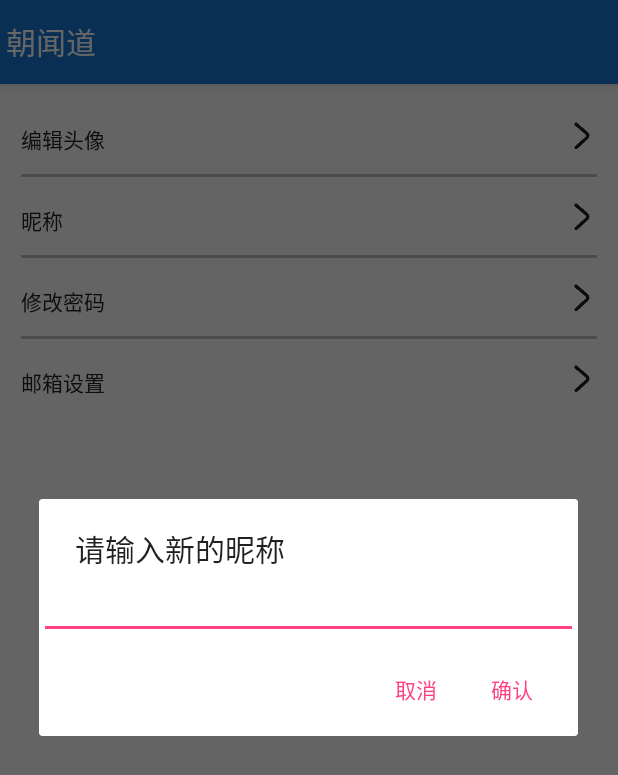
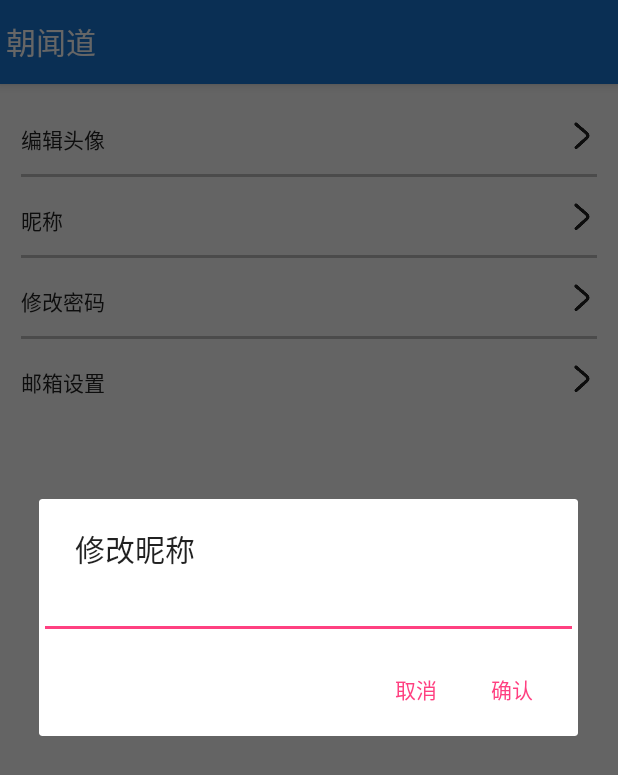
Before and after one commit to yuyuyuhaoshi/Android-Community, an Android app: the MyInfoActivity screen opened directly, with no data from a screen before it, after a tap on "昵称", on a phone screen of 412 x 824 dp. Shown: the top 775 px of the screen. Run offline under Robolectric (Android 15) with nearby library versions, the light colour scheme and no system bars; our stand-ins replace CircleImageView; libraries missing offline, so code that uses them is left out: com.zhy.http; pictures from the network do not load; 1 statement that could not run was skipped.

Commit message:
完成密码修改

```diff
--- a/app/src/main/java/com/yhslib/android/activity/MyInfoActivity.java
+++ b/app/src/main/java/com/yhslib/android/activity/MyInfoActivity.java
@@ -5,6 +5,7 @@ import android.content.DialogInterface;
 import android.content.Intent;
 import android.os.Bundle;
 import android.util.Log;
+import android.view.LayoutInflater;
 import android.view.View;
 import android.widget.EditText;
 import android.widget.ImageView;
@@ -20,6 +21,10 @@ import com.yhslib.android.util.MugshotUrl;
 import com.zhy.http.okhttp.OkHttpUtils;
 import com.zhy.http.okhttp.callback.StringCallback;
 
+import org.json.JSONException;
+import org.json.JSONObject;
+
+import java.util.ArrayList;
 import java.util.HashMap;
 
 import okhttp3.Call;
@@ -34,10 +39,9 @@ public class MyInfoActivity extends BaseActivity {
     private String nickname;
     private String mugshot_url;
 
-    private EditText edit;
-    private AlertDialog.Builder builder;
-    private LinearLayout changeNicknameLayout;
-    private AlertDialog changeNicknameDialog;
+    private AlertDialog.Builder changeNicknameDialogBuilder, changePasswordDialogBuilder;
+    private LinearLayout changeNicknameLayout, changePasswordLayout;
+    private AlertDialog changeNicknameDialog, changePasswordDialog;
     private TextView nicknameTxt;
     private ImageView myViaImage;
 
@@ -65,6 +69,7 @@ public class MyInfoActivity extends BaseActivity {
     @Override
     protected void findView() {
         changeNicknameLayout = findViewById(R.id.my_info_change_nickname);
+        changePasswordLayout = findViewById(R.id.my_info_change_password);
         nicknameTxt = findViewById(R.id.my_info_nickname);
         myViaImage = findViewById(R.id.my_info_via);
     }
@@ -74,11 +79,13 @@ public class MyInfoActivity extends BaseActivity {
         nicknameTxt.setText(nickname);
         loadMugshot(mugshot_url);
         buildChangeNicknameDialog();
+        buildChangePasswordDialog();
     }
 
     @Override
     protected void setListener() {
         changeNicknameLayout.setOnClickListener(this);
+        changePasswordLayout.setOnClickListener(this);
     }
 
     @Override
@@ -86,49 +93,87 @@ public class MyInfoActivity extends BaseActivity {
 
     }
 
-
     @Override
     public void onClick(View v) {
         switch (v.getId()) {
             case R.id.my_info_change_nickname:
                 changeNicknameDialog.show();
+                break;
+            case R.id.my_info_change_password:
+                changePasswordDialog.show();
+                break;
         }
     }
 
 
     private void buildChangeNicknameDialog() {
         // 创建更改昵称对话框
-        builder = new AlertDialog.Builder(MyInfoActivity.this);
-        builder.setTitle("请输入新的昵称");
-        edit = new EditText(MyInfoActivity.this);
-        builder.setView(edit);
-        builder.setPositiveButton("确认", new DialogInterface.OnClickListener() {
+        changeNicknameDialogBuilder = new AlertDialog.Builder(MyInfoActivity.this);
+        changeNicknameDialogBuilder.setTitle("修改昵称");
+        final EditText edit = new EditText(MyInfoActivity.this);
+        changeNicknameDialogBuilder.setView(edit);
+        changeNicknameDialogBuilder.setPositiveButton("确认", new DialogInterface.OnClickListener() {
             @Override
             public void onClick(DialogInterface dialog, int which) {
-                // Toast.makeText(MyInfoActivity.this, "你输入的是: " + edit.getText().toString(), Toast.LENGTH_SHORT).show();
                 changeNickname(edit.getText().toString());
             }
         });
-        builder.setNegativeButton("取消", new DialogInterface.OnClickListener() {
+        changeNicknameDialogBuilder.setNegativeButton("取消", new DialogInterface.OnClickListener() {
             @Override
             public void onClick(DialogInterface dialog, int which) {
             }
         });
-        builder.setCancelable(true);
-        changeNicknameDialog = builder.create();
+        changeNicknameDialogBuilder.setCancelable(true);
+        changeNicknameDialog = changeNicknameDialogBuilder.create();
         changeNicknameDialog.setCanceledOnTouchOutside(true);
     }
 
+    private void buildChangePasswordDialog() {
+        // 创建更改密码对话框
+        View dialogView = LayoutInflater.from(MyInfoActivity.this).inflate(R.layout.dialog_change_password, null);
+        final EditText edit_old_password = dialogView.findViewById(R.id.dialog_old_password);
+        final EditText edit_new_password = dialogView.findViewById(R.id.dialog_new_password);
+        final EditText edit_new_password_repeat = dialogView.findViewById(R.id.dialog_new_password_repeat);
+
+        changePasswordDialogBuilder = new AlertDialog.Builder(MyInfoActivity.this);
+        changePasswordDialogBuilder.setTitle("修改密码");
+
+
+        changePasswordDialogBuilder.setPositiveButton("确认", new DialogInterface.OnClickListener() {
+            @Override
+            public void onClick(DialogInterface dialog, int which) {
+                if (!edit_new_password.getText().toString().equals(edit_new_password_repeat.getText().toString())) {
+                    Toast.makeText(MyInfoActivity.this, "两遍密码不一致", Toast.LENGTH_SHORT).show();
+                    return;
+                }
+                changePassword(edit_old_password.getText().toString(), edit_new_password.getText().toString(), edit_new_password_repeat.getText().toString());
+            }
+        });
+        changePasswordDialogBuilder.setNegativeButton("取消", new DialogInterface.OnClickListener() {
+            @Override
+            public void onClick(DialogInterface dialog, int which) {
+            }
+        });
+        changePasswordDialogBuilder.setCancelable(true);
+        changePasswordDialog = changePasswordDialogBuilder.create();
+        changePasswordDialog.setCanceledOnTouchOutside(true);
+        changePasswordDialog.setView(dialogView);
+    }
+
     private void loadMugshot(String url) {
+        // 加载作者头像
         url = URL.host + url;
         MugshotUrl.load(url, myViaImage);
     }
 
     private void changeNickname(String nickname) {
+        // 发起更改昵称的请求
         String url = URL.User.detail(userID);
+
         RequestBody requestBody = new FormBody.Builder()
                 .add("nickname", nickname)
                 .build();
+
         OkHttpUtils
                 .patch()
                 .url(url)
@@ -138,15 +183,52 @@ public class MyInfoActivity extends BaseActivity {
                 .execute(new StringCallback() {
                     @Override
                     public void onError(Call call, Exception e, int id) {
+                        Toast.makeText(MyInfoActivity.this, "昵称修改失败", Toast.LENGTH_SHORT).show();
                         Log.d(TAG, e.getMessage());
                     }
 
                     @Override
                     public void onResponse(String response, int id) {
-                        // Log.d(TAG, formatUserInfoJSON(response).toString());
-                        Log.d(TAG, response);
+                        HashMap<String, Object> hashMap = formatUserInfoJSON(response);
+                        nicknameTxt.setText(hashMap.get("nickname").toString());
+                        Toast.makeText(MyInfoActivity.this, "昵称修改成功", Toast.LENGTH_SHORT).show();
+                    }
+                });
+    }
+
+    private HashMap<String, Object> formatUserInfoJSON(String response) {
+        HashMap<String, Object> hashMap = new HashMap<>();
+        try {
+            JSONObject jsonobject = new JSONObject(response);
+            hashMap.put("nickname", jsonobject.getString("nickname"));
+        } catch (JSONException e) {
+            e.printStackTrace();
+        }
+        return hashMap;
+    }
+
+    private void changePassword(String oldPassword, String newPassword, String newPasswordRepeat) {
+        String url = URL.User.changePassword();
+        OkHttpUtils
+                .post()
+                .url(url)
+                .addHeader("Authorization", "Bearer " + token)
+                .addParams("old_password", oldPassword)
+                .addParams("new_password1", newPassword)
+                .addParams("new_password2", newPasswordRepeat)
+                .build()
+                .execute(new StringCallback() {
+                    @Override
+                    public void onError(Call call, Exception e, int id) {
+                        Toast.makeText(MyInfoActivity.this, "密码修改失败", Toast.LENGTH_SHORT).show();
+                        Log.d(TAG, e.getMessage());
                     }
 
+                    @Override
+                    public void onResponse(String response, int id) {
+                        Log.d(TAG, response);
+                        Toast.makeText(MyInfoActivity.this, "密码修改成功", Toast.LENGTH_SHORT).show();
+                    }
                 });
     }
 }
--- a/app/src/main/java/com/yhslib/android/activity/MyPostsActivity.java
+++ b/app/src/main/java/com/yhslib/android/activity/MyPostsActivity.java
@@ -99,7 +99,7 @@ public class MyPostsActivity extends BaseActivity {
 
     private void fetchPosts() {
         RefreshFlag = false;
-        String url = URL.host + "/posts/";  //URL.host + "/posts/";
+        String url = URL.User.getPosts(userID);  //URL.host + "/posts/";
         OkHttpUtils
                 .get()
                 .url(url)
--- a/app/src/main/java/com/yhslib/android/config/URL.java
+++ b/app/src/main/java/com/yhslib/android/config/URL.java
@@ -63,6 +63,12 @@ public class URL {
             // return http://api.dj-china.org/users/email/1/set_primary/;
             return host + "/users/email/" + emailID + "/set_primary/";
         }
+
+        public static String changePassword() {
+            // method: post
+            // return http://api.dj-china.org/rest-auth/password/change/;
+            return host + "/rest-auth/password/change/";
+        }
     }
 
     public static class Post {
--- a/app/src/main/java/com/yhslib/android/fragment/MineFragment.java
+++ b/app/src/main/java/com/yhslib/android/fragment/MineFragment.java
@@ -52,7 +52,7 @@ public class MineFragment extends Fragment {
     private TextView myPostsTxt;
     private TextView myCheckinTxt;
 
-    private final String TOKEN = "eyJ0eXAiOiJKV1QiLCJhbGciOiJIUzI1NiJ9.eyJlbWFpbCI6InVzZXIwQGV4YW1wbGUuY29tIiwidXNlcl9pZCI6MSwib3JpZ19pYXQiOjE1Mjc0MDk4MTYsInVzZXJuYW1lIjoidXNlcjAiLCJleHAiOjE1Mjc0OTYyMTZ9.fY2pgydz1C9QrelyFr_vXcF23tHjp92wX-iVClJqx-8";
+    private final String TOKEN = "eyJ0eXAiOiJKV1QiLCJhbGciOiJIUzI1NiJ9.eyJleHAiOjE1Mjc2NDIzNTUsInVzZXJuYW1lIjoidXNlcjAiLCJvcmlnX2lhdCI6MTUyNzU1NTk1NSwidXNlcl9pZCI6MSwiZW1haWwiOiJ1c2VyMEBleGFtcGxlLmNvbSJ9.plJ2eDcHks1xJdmwWPhWdLOrRJOS344iIKLhDQ6xB9E";
     private final String USERID = "1";
     private String nickname = "";
     private String mugshot_url = "";
@@ -171,5 +171,4 @@ public class MineFragment extends Fragment {
         }
         return resultList;
     }
-
 }
--- a/app/src/main/java/com/yhslib/android/util/MugshotUrl.java
+++ b/app/src/main/java/com/yhslib/android/util/MugshotUrl.java
@@ -4,7 +4,6 @@ import android.graphics.Bitmap;
 import android.util.Log;
 import android.widget.ImageView;
 
-import com.yhslib.android.config.URL;
 import com.zhy.http.okhttp.OkHttpUtils;
 import com.zhy.http.okhttp.callback.BitmapCallback;
 
```
Also changed, not shown: app/src/main/java/com/yhslib/android/activity/PostActivity.java (+40 -28 lines), app/src/main/java/com/yhslib/android/activity/Welcome.java (+6 -5 lines), app/src/main/res/layout/dialog_change_password.xml (added, +24 -0 lines).
